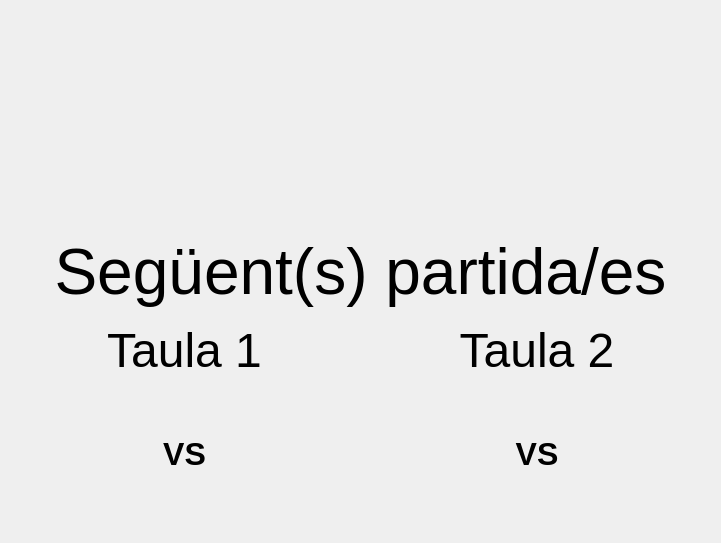
Qt form pantalles_crono/cronoseguents.ui (vicgua/robocat) before a commit.
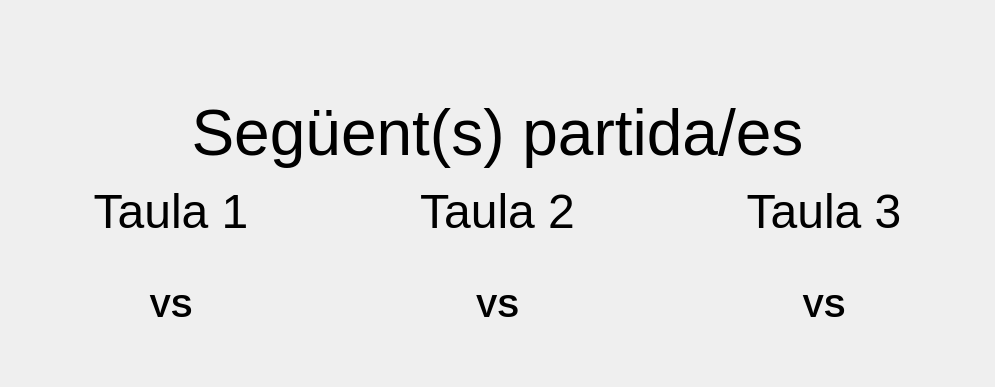
The same form after that commit. Icons and pictures are not drawn.

Commit message: Afegida opció per a una tercera taula

What changed in the file:
```diff
--- a/pantalles_crono/cronoseguents.ui
+++ b/pantalles_crono/cronoseguents.ui
@@ -6,8 +6,8 @@
    <rect>
     <x>0</x>
     <y>0</y>
-    <width>721</width>
-    <height>543</height>
+    <width>995</width>
+    <height>387</height>
    </rect>
   </property>
   <property name="windowTitle">
@@ -191,6 +191,74 @@
        </layout>
       </widget>
      </item>
+     <item>
+      <widget class="QWidget" name="taula3Widget" native="true">
+       <layout class="QVBoxLayout" name="taula2Layout_2">
+        <item>
+         <widget class="QLabel" name="taula3Label">
+          <property name="font">
+           <font>
+            <pointsize>36</pointsize>
+           </font>
+          </property>
+          <property name="text">
+           <string>Taula 3</string>
+          </property>
+          <property name="alignment">
+           <set>Qt::AlignCenter</set>
+          </property>
+         </widget>
+        </item>
+        <item>
+         <widget class="QLabel" name="e1t3Label">
+          <property name="font">
+           <font>
+            <pointsize>24</pointsize>
+           </font>
+          </property>
+          <property name="text">
+           <string>&lt;Taula 3 Equip 1&gt;</string>
+          </property>
+          <property name="alignment">
+           <set>Qt::AlignCenter</set>
+          </property>
+         </widget>
+        </item>
+        <item>
+         <widget class="QLabel" name="vs3Label">
+          <property name="font">
+           <font>
+            <pointsize>24</pointsize>
+            <weight>75</weight>
+            <bold>true</bold>
+           </font>
+          </property>
+          <property name="text">
+           <string>VS</string>
+          </property>
+          <property name="alignment">
+           <set>Qt::AlignCenter</set>
+          </property>
+         </widget>
+        </item>
+        <item>
+         <widget class="QLabel" name="e2t3Label">
+          <property name="font">
+           <font>
+            <pointsize>24</pointsize>
+           </font>
+          </property>
+          <property name="text">
+           <string>&lt;Taula 3 Equip 2&gt;</string>
+          </property>
+          <property name="alignment">
+           <set>Qt::AlignCenter</set>
+          </property>
+         </widget>
+        </item>
+       </layout>
+      </widget>
+     </item>
     </layout>
    </item>
   </layout>
```
The commit also changes 6 other files.
